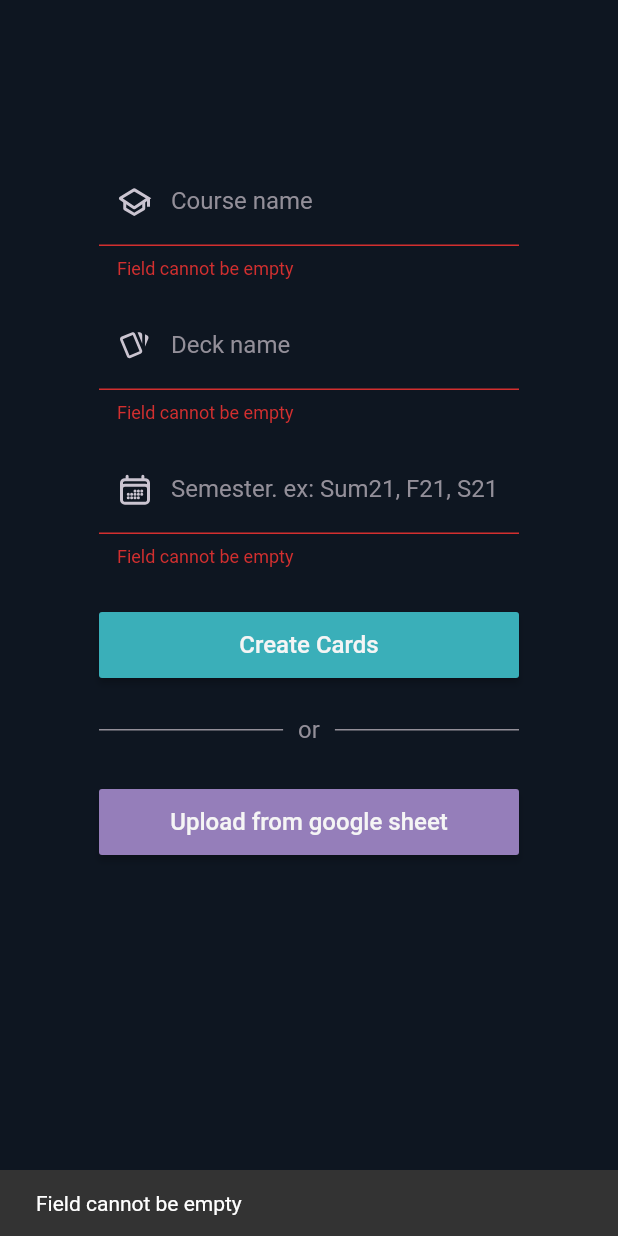
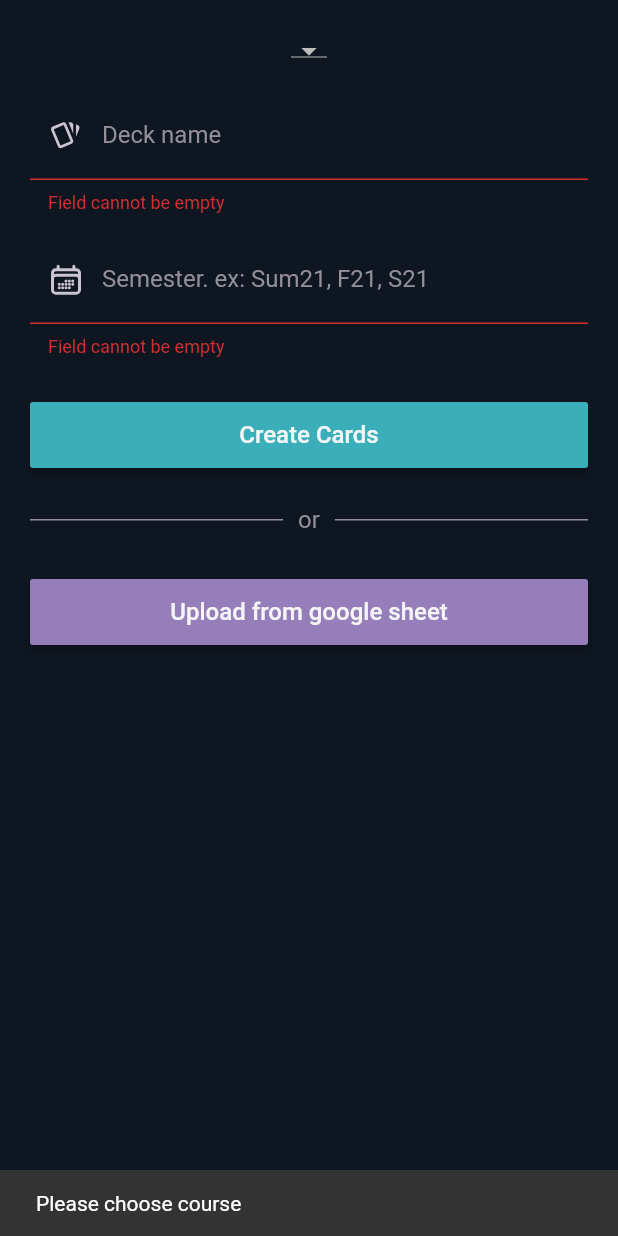
Before and after one commit to InnoStudyHub/front-end, a Flutter app: the CreateDeckPage screen opened directly, after a tap on "Create Cards", on a phone screen of 412 x 824 dp. Run offline on Flutter 3.47's test engine with Material 2 defaults, Android fonts, the phone set to English and light mode, and no system bars; our stand-ins replace flutter_svg, get, get_storage, image_picker, percent_indicator; missing offline and left inert: dynamic_height_grid_view, swipable_stack; accounts and stored records are empty.

Commit message:
Create page is almost done (Check TODOs)

```diff
--- a/lib/presentation/session/create/create_deck_controller.dart
+++ b/lib/presentation/session/create/create_deck_controller.dart
@@ -1,18 +1,18 @@
 import 'package:flutter/cupertino.dart';
 import 'package:get/get.dart';
 import 'package:study_hub/model/models/create_deck.dart';
-import 'package:study_hub/presentation/session/create/create_card/add_cards_controller.dart';
+import 'upload_from_sheet/upload_from_sheet_page.dart';
+import 'create_card/add_cards_controller.dart';
+import 'upload_from_sheet/upload_from_sheet_controller.dart';
+import '../../../domain/use_case/deck/get_folder_list_use_case.dart';
+import '../../../model/models/folder.dart';
 import 'create_card/add_cards.dart';
-import 'upload_from_sheet/upload_from_sheet_controller.dart';
-import 'upload_from_sheet/upload_from_sheet_page.dart';
 
 class CreateDeckController extends GetxController {
+  RxList<Folder> folderList = RxList([Folder(id: 1, name: "math")]);
+
   CreateDeckController() {
-    courseNameController.addListener(() {
-      _courseName = courseNameController.text.toString();
-      courseNameError = null;
-      update();
-    });
+    folderList = GetFolderListUseCase.invoke();
 
     deckNameController.addListener(() {
       _deckName = deckNameController.text.toString();
@@ -27,8 +27,8 @@ class CreateDeckController extends GetxController {
     });
   }
 
-  String _courseName = "";
   String? courseNameError;
+  Folder folder = Folder(id: -1, name: "Course name");
 
   String _deckName = "";
   String? deckNameError;
@@ -41,11 +41,11 @@ class CreateDeckController extends GetxController {
   TextEditingController courseNameController = TextEditingController();
   TextEditingController deckNameController = TextEditingController();
   TextEditingController materialSemesterNameController =
-      TextEditingController();
+  TextEditingController();
 
   void _validateCourseName() {
-    if (_courseName.isEmpty) {
-      courseNameError = "Field cannot be empty";
+    if (folder.id == -1) {
+      courseNameError = "Please choose course";
       canProceed = false;
     }
   }
@@ -89,12 +89,14 @@ class CreateDeckController extends GetxController {
       return;
     }
     var deck = CreateDeck(
-      folderId: 2,
+      folderId: folder.id,
       deckName: _deckName,
       semester: _materialSemester,
     );
     if (toSheet) {
-      Get.lazyPut<UploadFromSheetController>(() => UploadFromSheetController(deck));
+      Get.lazyPut<UploadFromSheetController>(
+            () => UploadFromSheetController(deck),
+      );
       Get.to(() => const UploadFromSheetPage());
     } else {
       Get.lazyPut<AddCardsController>(() => AddCardsController(deck));
--- a/lib/presentation/session/create/create_deck_page.dart
+++ b/lib/presentation/session/create/create_deck_page.dart
@@ -1,10 +1,12 @@
+import 'package:flutter/foundation.dart';
 import 'package:flutter/material.dart';
 import 'package:get/get.dart';
-import 'upload_from_sheet/upload_from_sheet_page.dart';
-import '../../widgets/themed_material_button.dart';
+
+import '../../../model/models/folder.dart';
+import '../../util/color_codes.dart';
 import '../../widgets/divider.dart';
 import '../../widgets/outlined_text_field.dart';
-import '../../util/color_codes.dart';
+import '../../widgets/themed_material_button.dart';
 import 'create_deck_controller.dart';
 
 class CreateDeckPage extends StatelessWidget {
@@ -23,7 +25,9 @@ class CreateDeckPage extends StatelessWidget {
         );
       }
 
-      return Scaffold(
+      return kIsWeb
+          ? Scaffold(
+              // TODO This is Web
               resizeToAvoidBottomInset: false,
               body: SafeArea(
                 child: Center(
@@ -34,12 +38,63 @@ class CreateDeckPage extends StatelessWidget {
                         const SizedBox(
                           height: 90,
                         ),
-                  OutlinedTextField(
+                        coursesDropdown(controller), //TODO Adjust it for web
+                        /*OutlinedTextField(
                           label: "Course name",
                           assetName: "assets/icons/create_page/course_name.svg",
                           textFieldController: controller.courseNameController,
                           error: controller.courseNameError,
+                        ),*/
+                        OutlinedTextField(
+                          label: "Deck name",
+                          assetName: "assets/icons/create_page/deck_name.svg",
+                          textFieldController: controller.deckNameController,
+                          error: controller.deckNameError,
                         ),
+                        OutlinedTextField(
+                          label: "Semester. ex: Sum21, F21, S21",
+                          assetName:
+                              "assets/icons/create_page/materials_year.svg",
+                          textFieldController:
+                              controller.materialSemesterNameController,
+                          error: controller.materialSemesterError,
+                        ),
+                        ThemedMaterialButton(
+                          text: "Create Cards",
+                          callback: () {
+                            controller.createCards(false);
+                            if (controller.courseNameError != null) {
+                              showSnackBar();
+                            }
+                          },
+                          color: selectedTabColor,
+                        ),
+                        const ThemedDivider(),
+                        ThemedMaterialButton(
+                          text: "Upload from google sheet",
+                          callback: () {
+                            controller.createCards(true);
+                            if (controller.courseNameError != null) {
+                              showSnackBar();
+                            }
+                          },
+                          color: purpleAppColor,
+                        ),
+                      ],
+                    ),
+                  ),
+                ),
+              ),
+            )
+          : Scaffold( //TODO This is mobile
+              resizeToAvoidBottomInset: false,
+              body: SafeArea(
+                child: ListView(
+                  children: <Widget>[
+                    const SizedBox(
+                      height: 22,
+                    ),
+                    coursesDropdown(controller),
                     OutlinedTextField(
                       label: "Deck name",
                       assetName: "assets/icons/create_page/deck_name.svg",
@@ -77,9 +132,57 @@ class CreateDeckPage extends StatelessWidget {
                   ],
                 ),
               ),
+            );
+    });
+  }
+
+  Widget coursesDropdown(CreateDeckController controller) {
+    return Container(
+      alignment: Alignment.center,
+      width: Get.width,
+      margin: const EdgeInsets.fromLTRB(20, 0, 20, 0),
+      child: Obx(
+            () => DropdownButton<Folder>(
+          dropdownColor: backgroundDarkBlue,
+          value: controller.folderList.isEmpty
+              ? Folder(id: -1, name: "name")
+              : controller.folderList.first,
+          selectedItemBuilder: (BuildContext context) {
+            return controller.folderList.map<Widget>((Folder item) {
+              return Container(
+                alignment: Alignment.center,
+                constraints: BoxConstraints(minWidth: Get.width - 80),
+                child: Text(
+                  controller.folder.name,
+                  style: const TextStyle(
+                    color: selectedMenuColor,
+                    fontWeight: FontWeight.w400,
                   ),
                 ),
               );
-    });
+            }).toList();
+          },
+          items: controller.folderList
+              .map<DropdownMenuItem<Folder>>((Folder value) {
+            return DropdownMenuItem<Folder>(
+              value: value,
+              child: Text(
+                value.name,
+                style: const TextStyle(
+                  color: selectedMenuColor,
+                  fontWeight: FontWeight.w400,
+                ),
+              ),
+            );
+          }).toList(),
+          onChanged: (Folder? value) {
+            controller.folder = value!;
+            controller.courseNameError = null;
+            debugPrint(controller.folder.name);
+            controller.update();
+          },
+        ),
+      ),
+    );
   }
 }
```
Also changed, not shown: lib/presentation/session/create/create_card/add_cards.dart (+41 -12 lines), lib/presentation/session/create/upload_from_sheet/upload_from_sheet_controller.dart (+115 -2 lines). Lines whose indentation alone changed are shown as unchanged.
